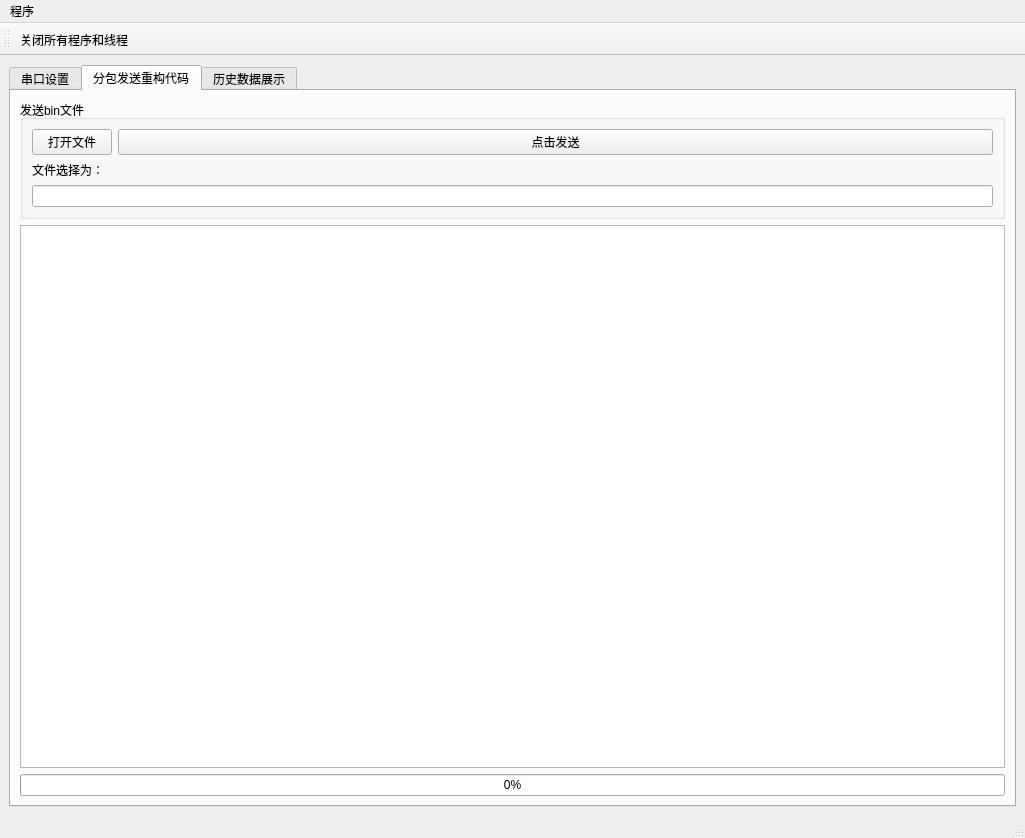
This is chonggouv0.8haveindex/chuankou.ui in ks3356143/serialploter-old as Qt 5 draws it before an edit. The edited form follows.
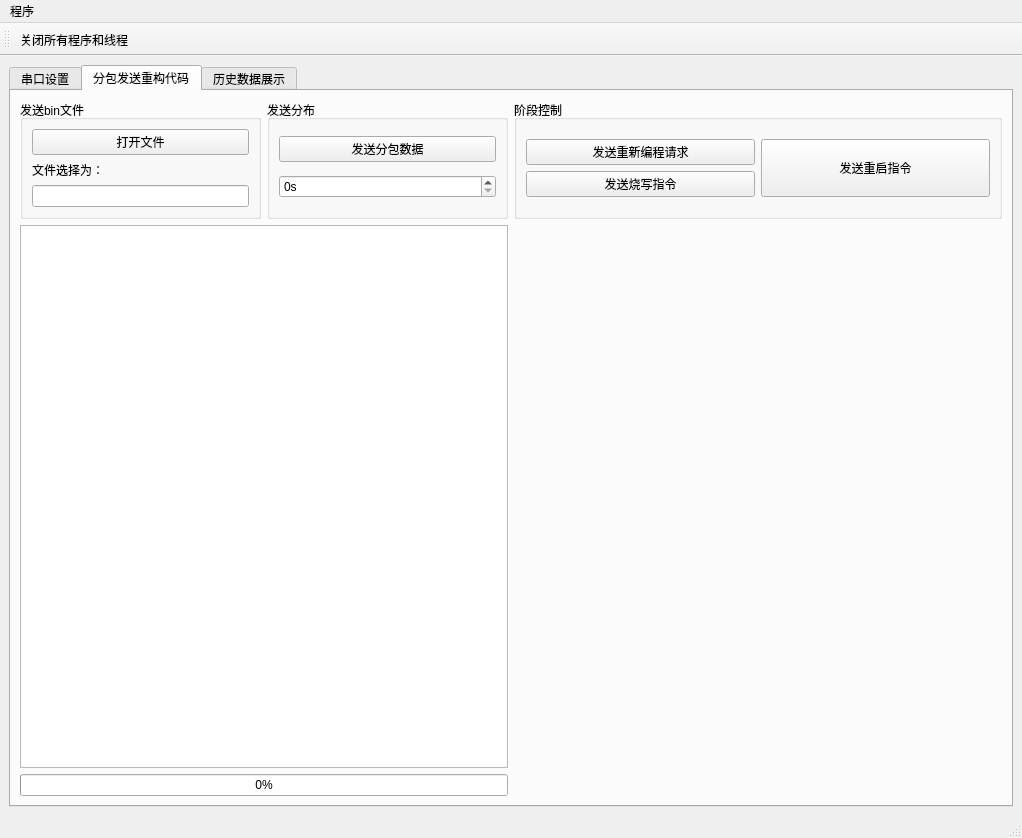
This is the edited form. The open tabs and pages were chosen to show the change. Icons and pictures are not drawn.

Commit message: 发送重构指令

```diff
--- a/chonggouv0.8haveindex/chuankou.ui
+++ b/chonggouv0.8haveindex/chuankou.ui
@@ -6,8 +6,8 @@
    <rect>
     <x>0</x>
     <y>0</y>
-    <width>1025</width>
-    <height>792</height>
+    <width>1022</width>
+    <height>704</height>
    </rect>
   </property>
   <property name="windowTitle">
@@ -621,41 +621,72 @@
        <attribute name="title">
         <string>分包发送重构代码</string>
        </attribute>
-       <layout class="QGridLayout" name="gridLayout_14">
+       <layout class="QGridLayout" name="gridLayout_18">
+        <item row="0" column="1">
+         <widget class="QGroupBox" name="groupBox_10">
+          <property name="title">
+           <string>发送分布</string>
+          </property>
+          <layout class="QGridLayout" name="gridLayout_17">
+           <item row="0" column="0">
+            <widget class="QPushButton" name="pushButton_send_bin">
+             <property name="text">
+              <string>发送分包数据</string>
+             </property>
+            </widget>
+           </item>
+           <item row="1" column="0">
+            <widget class="QSpinBox" name="spinBox">
+             <property name="suffix">
+              <string>s</string>
+             </property>
+             <property name="prefix">
+              <string/>
+             </property>
+             <property name="minimum">
+              <number>0</number>
+             </property>
+             <property name="maximum">
+              <number>20</number>
+             </property>
+             <property name="singleStep">
+              <number>1</number>
+             </property>
+            </widget>
+           </item>
+          </layout>
+         </widget>
+        </item>
         <item row="0" column="0">
          <widget class="QGroupBox" name="groupBox_7">
           <property name="title">
            <string>发送bin文件</string>
           </property>
-          <layout class="QFormLayout" name="formLayout_2">
-           <item row="0" column="0">
-            <widget class="QPushButton" name="pushButton_bin">
-             <property name="text">
-              <string>打开文件</string>
-             </property>
-            </widget>
-           </item>
-           <item row="0" column="1">
-            <widget class="QPushButton" name="pushButton_send_bin">
-             <property name="text">
-              <string>点击发送</string>
-             </property>
-            </widget>
-           </item>
-           <item row="2" column="0" colspan="2">
-            <widget class="QLineEdit" name="lineEdit"/>
-           </item>
-           <item row="1" column="0" colspan="2">
+          <layout class="QGridLayout" name="gridLayout_15">
+           <item row="1" column="0">
             <widget class="QLabel" name="label_5">
              <property name="text">
               <string>文件选择为：</string>
              </property>
             </widget>
            </item>
+           <item row="2" column="0" colspan="2">
+            <widget class="QLineEdit" name="lineEdit"/>
+           </item>
+           <item row="0" column="0" colspan="2">
+            <widget class="QPushButton" name="pushButton_bin">
+             <property name="text">
+              <string>打开文件</string>
+             </property>
+            </widget>
+           </item>
           </layout>
          </widget>
         </item>
-        <item row="1" column="0">
+        <item row="1" column="2">
+         <layout class="QGridLayout" name="gridLayout_19"/>
+        </item>
+        <item row="1" column="0" colspan="2">
          <layout class="QVBoxLayout" name="verticalLayout_8">
           <item>
            <widget class="QTextEdit" name="textEdit"/>
@@ -672,6 +703,49 @@
           </item>
          </layout>
         </item>
+        <item row="1" column="3">
+         <layout class="QGridLayout" name="gridLayout_21"/>
+        </item>
+        <item row="0" column="2" colspan="2">
+         <widget class="QGroupBox" name="groupBox_9">
+          <property name="title">
+           <string>阶段控制</string>
+          </property>
+          <layout class="QGridLayout" name="gridLayout_16">
+           <item row="0" column="0">
+            <layout class="QGridLayout" name="gridLayout_14">
+             <item row="0" column="0">
+              <widget class="QPushButton" name="pushButton_3">
+               <property name="text">
+                <string>发送重新编程请求</string>
+               </property>
+              </widget>
+             </item>
+             <item row="1" column="0">
+              <widget class="QPushButton" name="pushButton_5">
+               <property name="text">
+                <string>发送烧写指令</string>
+               </property>
+              </widget>
+             </item>
+             <item row="0" column="1" rowspan="2">
+              <widget class="QPushButton" name="pushButton_6">
+               <property name="sizePolicy">
+                <sizepolicy hsizetype="Minimum" vsizetype="Minimum">
+                 <horstretch>0</horstretch>
+                 <verstretch>0</verstretch>
+                </sizepolicy>
+               </property>
+               <property name="text">
+                <string>发送重启指令</string>
+               </property>
+              </widget>
+             </item>
+            </layout>
+           </item>
+          </layout>
+         </widget>
+        </item>
        </layout>
       </widget>
       <widget class="QWidget" name="tab_3">
@@ -770,7 +844,7 @@
     <rect>
      <x>0</x>
      <y>0</y>
-     <width>1025</width>
+     <width>1022</width>
      <height>22</height>
     </rect>
    </property>
```
Left out of the diff: 12 changed lines with no effect on the pictures. The commit also changes 7 other files.
